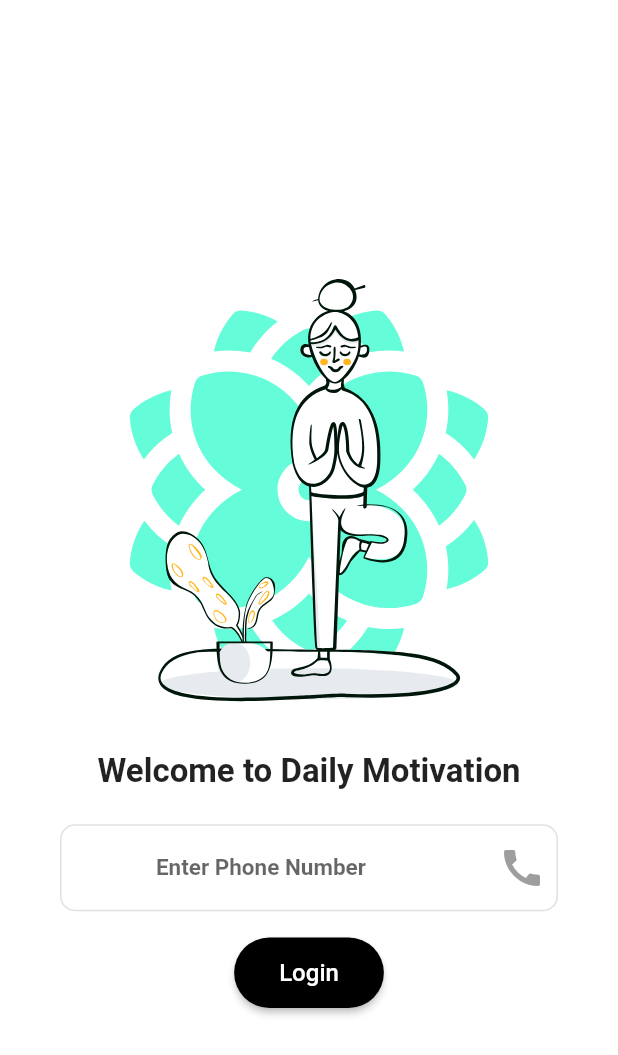
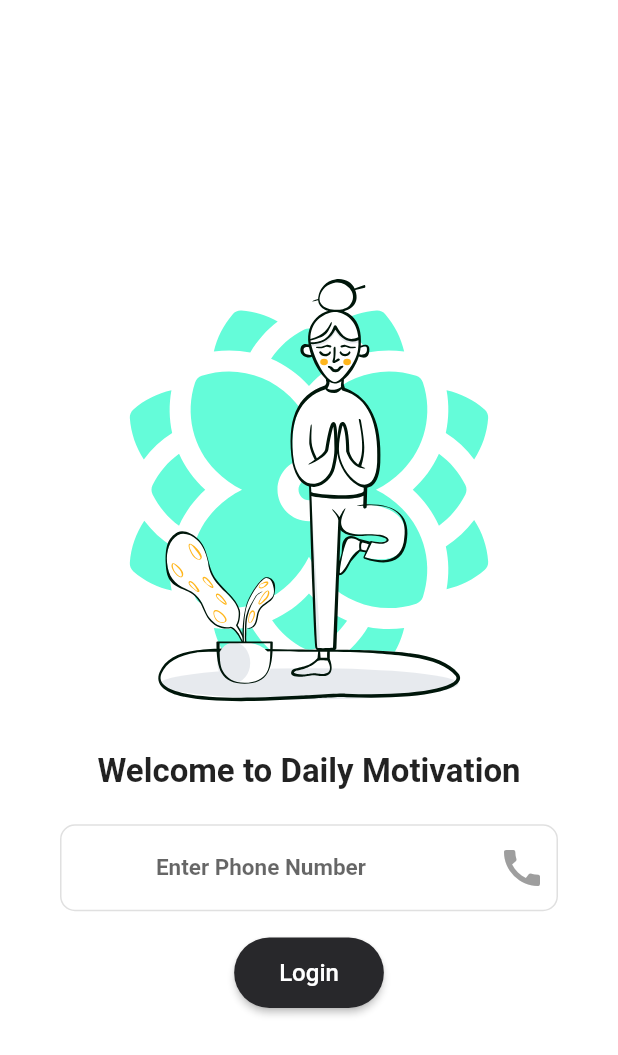
Before and after one commit to motivado-app/app, a Flutter app: the screen it shows after launch, on a phone screen of 412 x 824 dp. Shown: the top 1055 px of the screen. Run offline on Flutter 3.47's test engine with Material 2 defaults, Android fonts, the phone set to English and light mode, and no system bars; our stand-ins replace firebase_auth, firebase_core, flutter_svg, otp_text_field; accounts and stored records are empty.

Commit message:
code refactored

```diff
--- a/lib/main.dart
+++ b/lib/main.dart
@@ -1,14 +1,20 @@
+// Packages
 import 'package:flutter/material.dart';
 import 'package:firebase_core/firebase_core.dart';
+import 'package:flutter/services.dart';
 
+// Screens
 import './screens/motivation_home_screen.dart';
-import './screens/login_screen.dart';
 
+// Widgets
 import './widgets/initializer.dart';
 
 void main() async {
   WidgetsFlutterBinding.ensureInitialized();
   await Firebase.initializeApp();
+  SystemChrome.setSystemUIOverlayStyle(const SystemUiOverlayStyle(
+    statusBarColor: Colors.transparent,
+  ));
   runApp(const MyApp());
 }
 
@@ -20,7 +26,8 @@ class MyApp extends StatelessWidget {
     return MaterialApp(
       title: 'Daily Motivation',
       theme: ThemeData(
-        primarySwatch: Colors.blue,
+        primaryColor: const Color(0xff28282B),
+        backgroundColor: Colors.white,
       ),
       home: InitializerWidget(),
       routes: {
--- a/lib/screens/login_screen.dart
+++ b/lib/screens/login_screen.dart
@@ -1,9 +1,14 @@
+// Packages
 import 'package:flutter/material.dart';
 import 'package:firebase_auth/firebase_auth.dart';
+import 'package:flutter_svg/flutter_svg.dart';
 import 'package:otp_text_field/otp_field.dart';
 import 'package:otp_text_field/style.dart';
+
+// Screens
 import './motivation_home_screen.dart';
-import 'package:flutter_svg/flutter_svg.dart';
+
+// Widgets
 
 enum MobileVerificationState {
   showMobileForm,
@@ -18,8 +23,6 @@ class LoginScreen extends StatefulWidget {
 }
 
 class _LoginScreenState extends State<LoginScreen> {
-  // final GlobalKey<ScaffoldState> _scaffoldKey = GlobalKey();
-
   var _currSate = MobileVerificationState.showMobileForm;
   final _phNum = TextEditingController();
   final FirebaseAuth _auth = FirebaseAuth.instance;
@@ -47,9 +50,30 @@ class _LoginScreenState extends State<LoginScreen> {
     }
   }
 
+  void _verificationFailed(verificationFailed) async {
+    setState(() {
+      _showloading = false;
+    });
+    ScaffoldMessenger.of(context).showSnackBar(
+      SnackBar(
+        content: Text(verificationFailed.message.toString()),
+      ),
+    );
+  }
+
+  void _codeSent(verifyId, resendingToken) async {
+    setState(() {
+      _currSate = MobileVerificationState.showOtpForm;
+      _showloading = false;
+      verificationId = verifyId;
+    });
+  }
+
   @override
   Widget build(BuildContext context) {
-    return _showloading
+    return Scaffold(
+      backgroundColor: Theme.of(context).backgroundColor,
+      body: _showloading
           ? const Scaffold(
               backgroundColor: Colors.white,
               body: Center(
@@ -57,10 +81,7 @@ class _LoginScreenState extends State<LoginScreen> {
               ),
             )
           : _currSate == MobileVerificationState.showMobileForm
-            ? Scaffold(
-                //resizeToAvoidBottomInset: false,
-                backgroundColor: Colors.white,
-                body: Center(
+              ? Center(
                   child: SingleChildScrollView(
                     child: Column(
                       mainAxisAlignment: MainAxisAlignment.spaceEvenly,
@@ -135,25 +156,8 @@ class _LoginScreenState extends State<LoginScreen> {
                               verificationCompleted: (credential) async {
                                 // signInWithPhoneAuthCredential(credential);
                               },
-                              verificationFailed: (verificationFailed) async {
-                                setState(() {
-                                  _showloading = false;
-                                });
-                                ScaffoldMessenger.of(context).showSnackBar(
-                                  SnackBar(
-                                    content: Text(
-                                        verificationFailed.message.toString()),
-                                  ),
-                                );
-                              },
-                              codeSent: (verifyId, resendingToken) async {
-                                setState(() {
-                                  _currSate =
-                                      MobileVerificationState.showOtpForm;
-                                  _showloading = false;
-                                  verificationId = verifyId;
-                                });
-                              },
+                              verificationFailed: _verificationFailed,
+                              codeSent: _codeSent,
                               codeAutoRetrievalTimeout:
                                   (verificationId) async {},
                             );
@@ -161,8 +165,9 @@ class _LoginScreenState extends State<LoginScreen> {
                           style: ButtonStyle(
                             foregroundColor:
                                 MaterialStateProperty.all(Colors.white),
-                            backgroundColor:
-                                MaterialStateProperty.all(Colors.black),
+                            backgroundColor: MaterialStateProperty.all(
+                              Theme.of(context).primaryColor,
+                            ),
                             shape: MaterialStateProperty.all<
                                 RoundedRectangleBorder>(
                               RoundedRectangleBorder(
@@ -181,12 +186,8 @@ class _LoginScreenState extends State<LoginScreen> {
                       ],
                     ),
                   ),
-                ),
                 )
-            : Scaffold(
-                // key: _scaffoldKey,
-                backgroundColor: Colors.white,
-                body: Center(
+              : Center(
                   child: SingleChildScrollView(
                     child: Column(
                       children: <Widget>[
--- a/lib/screens/motivation_home_screen.dart
+++ b/lib/screens/motivation_home_screen.dart
@@ -7,6 +7,7 @@ class MotivationHomeScreen extends StatelessWidget {
   Widget build(BuildContext context) {
     return Scaffold(
       appBar: AppBar(
+        backgroundColor: Theme.of(context).primaryColor,
         title: const Text('Daily Motivation'),
       ),
       body: Center(
--- a/lib/widgets/initializer.dart
+++ b/lib/widgets/initializer.dart
@@ -1,6 +1,9 @@
+// Packages
 import 'package:flutter/material.dart';
 import 'package:flutter_svg/flutter_svg.dart';
 import 'package:firebase_auth/firebase_auth.dart';
+
+// Screens
 import '../screens/login_screen.dart';
 import '../screens/motivation_home_screen.dart';
 
```
Lines whose indentation alone changed are shown as unchanged.
